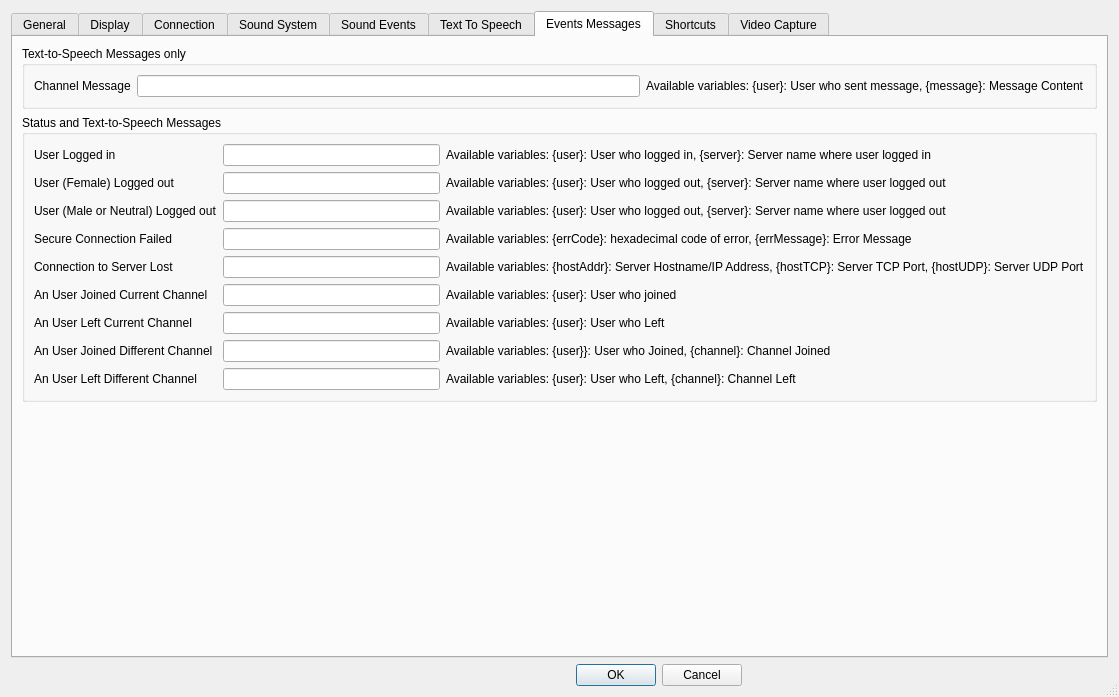
Qt form Client/qtTeamTalk/preferences.ui (BearWare/TeamTalk5) before a commit.
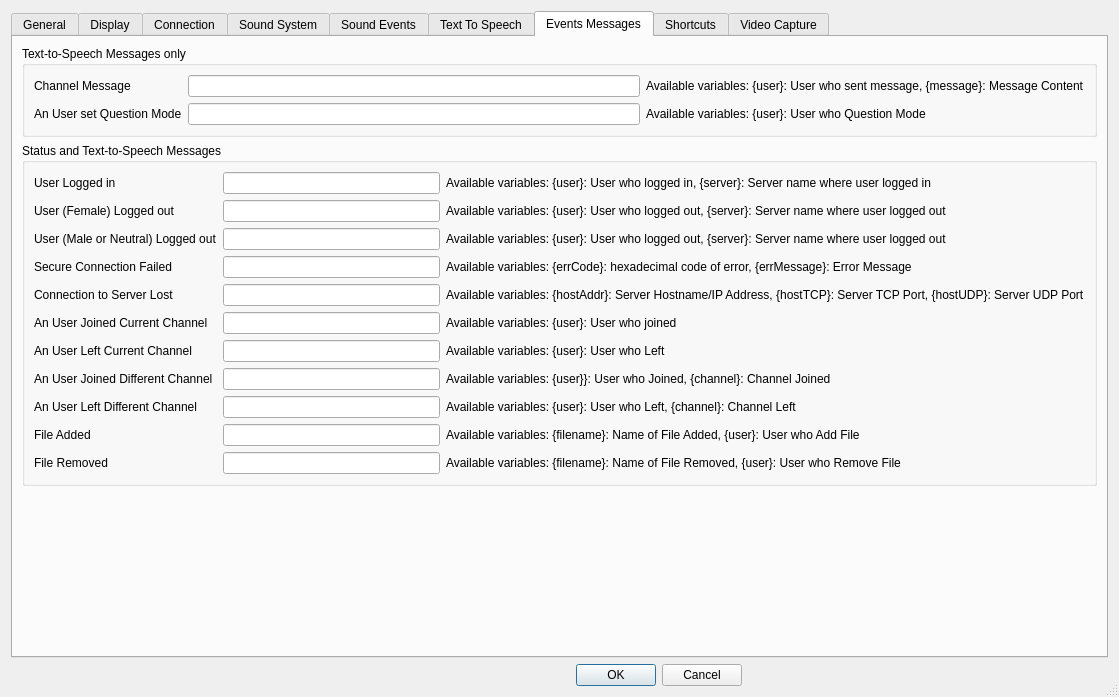
The same form after that commit. The open tabs and pages were chosen to show the change. Icons and pictures are not drawn. Custom widgets are drawn as their Qt base class.

Commit message: Add customization for QUestion mode, file added and file removed

```diff
--- a/Client/qtTeamTalk/preferences.ui
+++ b/Client/qtTeamTalk/preferences.ui
@@ -2445,6 +2445,29 @@
                 </property>
                </widget>
               </item>
+              <item row="1" column="0">
+               <widget class="QLabel" name="ttsmsg_questionmodeLabel">
+                <property name="text">
+                 <string>An User set Question Mode</string>
+                </property>
+                <property name="buddy">
+                 <cstring>ttsmsg_questionmodeEdit</cstring>
+                </property>
+               </widget>
+              </item>
+              <item row="1" column="1">
+               <widget class="QLineEdit" name="ttsmsg_questionmodeEdit"/>
+              </item>
+              <item row="1" column="2">
+               <widget class="QLabel" name="ttsmsg_questionModeVarLabel">
+                <property name="text">
+                 <string>Available variables: {user}: User who Question Mode</string>
+                </property>
+                <property name="textInteractionFlags">
+                 <set>Qt::TextBrowserInteraction|Qt::TextSelectableByKeyboard</set>
+                </property>
+               </widget>
+              </item>
              </layout>
             </item>
            </layout>
@@ -2669,6 +2692,52 @@
                 </property>
                </widget>
               </item>
+              <item row="9" column="0">
+               <widget class="QLabel" name="statusmsg_fileaddedLabel">
+                <property name="text">
+                 <string>File Added</string>
+                </property>
+                <property name="buddy">
+                 <cstring>statusmsg_fileaddedEdit</cstring>
+                </property>
+               </widget>
+              </item>
+              <item row="9" column="1">
+               <widget class="QLineEdit" name="statusmsg_fileaddedEdit"/>
+              </item>
+              <item row="9" column="2">
+               <widget class="QLabel" name="statusmsg_fileaddedVarLabel">
+                <property name="text">
+                 <string>Available variables: {filename}: Name of File Added, {user}: User who Add File</string>
+                </property>
+                <property name="textInteractionFlags">
+                 <set>Qt::TextBrowserInteraction|Qt::TextSelectableByKeyboard</set>
+                </property>
+               </widget>
+              </item>
+              <item row="10" column="0">
+               <widget class="QLabel" name="statusmsg_fileremovedLabel">
+                <property name="text">
+                 <string>File Removed</string>
+                </property>
+                <property name="buddy">
+                 <cstring>statusmsg_fileremovedEdit</cstring>
+                </property>
+               </widget>
+              </item>
+              <item row="10" column="1">
+               <widget class="QLineEdit" name="statusmsg_fileremovedEdit"/>
+              </item>
+              <item row="10" column="2">
+               <widget class="QLabel" name="statusmsg_fileremovedVarLabel">
+                <property name="text">
+                 <string>Available variables: {filename}: Name of File Removed, {user}: User who Remove File</string>
+                </property>
+                <property name="textInteractionFlags">
+                 <set>Qt::TextBrowserInteraction|Qt::TextSelectableByKeyboard</set>
+                </property>
+               </widget>
+              </item>
              </layout>
             </item>
            </layout>
```
The commit also changes 3 other files.
